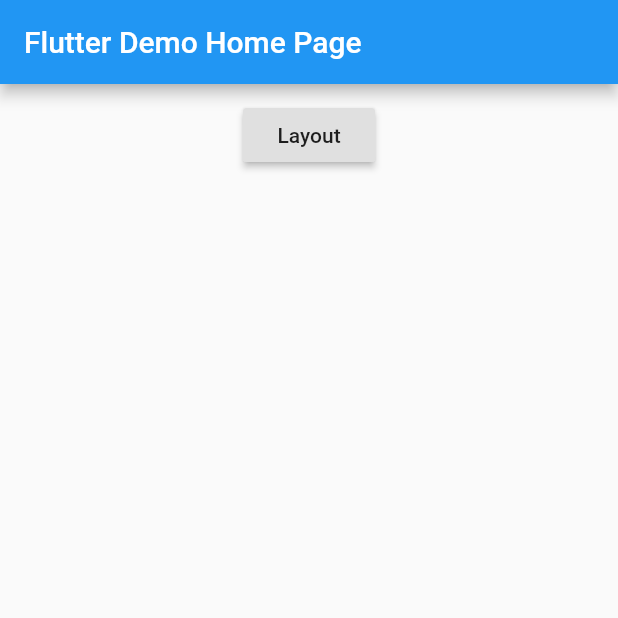
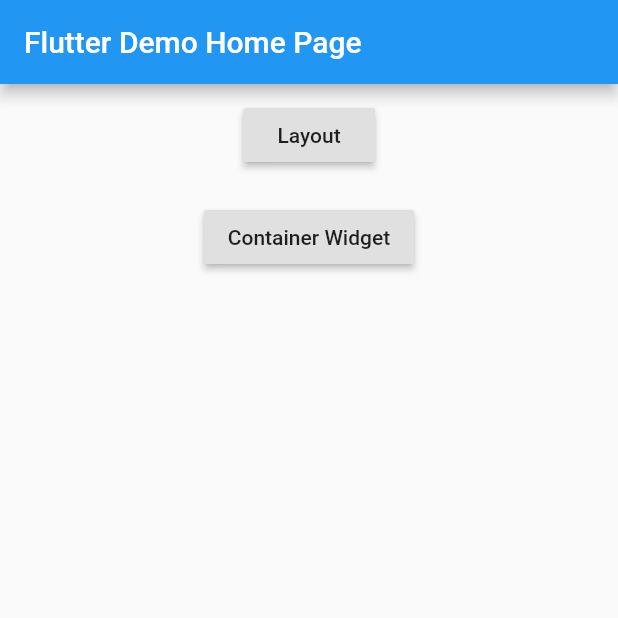
Before and after one commit to nchkdxlq/flutter_demo, a Flutter app: the screen it shows after launch, on a phone screen of 412 x 824 dp, the top half of it. Run offline on Flutter 3.47's test engine with Material 2 defaults, Android fonts, the phone set to English and light mode, and no system bars.

```diff
--- /dev/null
+++ b/lib/Container/ContainerEntry.dart
@@ -0,0 +1,25 @@
+
+import 'package:flutter/cupertino.dart';
+import 'package:flutter/material.dart';
+import 'package:flutterdemo/Container/ConstrainedBoxEntry.dart';
+import 'package:flutterdemo/Util.dart';
+
+class ContainerEntry extends StatelessWidget {
+
+  @override
+  Widget build(BuildContext context) {
+  	return Scaffold(
+			appBar: AppBar(title: Text('Container Widget'),),
+			body: body(context),
+		);
+  }
+
+  Widget body(BuildContext context) {
+  	return Column(
+			children: <Widget>[
+				rowItem('ConstrainedBox', ConstrainedBoxEntry(), context)
+			],
+		);
+	}
+
+}
--- a/lib/Util.dart
+++ b/lib/Util.dart
@@ -20,3 +20,16 @@ Widget createRowItem(BuildContext context, Widget child, VoidCallback onPressed)
 		),
 	);
 }
+
+Widget rowItem(String title, Widget destWidget, BuildContext context) {
+	return Container(
+		padding: EdgeInsets.all(10),
+		child: Center(
+			child: RaisedButton(
+				child: Text(title),
+				onPressed: () => {
+					navigatorPush(context, destWidget)
+				}),
+		),
+	);
+}
--- a/lib/main.dart
+++ b/lib/main.dart
@@ -1,4 +1,5 @@
 import 'package:flutter/material.dart';
+import 'package:flutterdemo/Container/ContainerEntry.dart';
 import 'package:flutterdemo/Util.dart';
 import 'package:flutterdemo/layout/LayoutEntry.dart';
 
@@ -81,7 +82,8 @@ class _MyHomePageState extends State<MyHomePage> {
       ),
       body: ListView(
         children: <Widget>[
-          layoutEntry()
+          layoutEntry(),
+          containerEntry()
         ],
       )
     );
@@ -93,5 +95,11 @@ class _MyHomePageState extends State<MyHomePage> {
     });
   }
 
+  Widget containerEntry() {
+    return createRowItem(context, Text('Container Widget'), () => {
+      navigatorPush(context, ContainerEntry())
+    });
+  }
+
 
 }
```
Also changed, not shown: lib/Container/ConstrainedBoxEntry.dart (added, +35 -0 lines), lib/layout/LayoutEntry.dart (+0 -14 lines).
